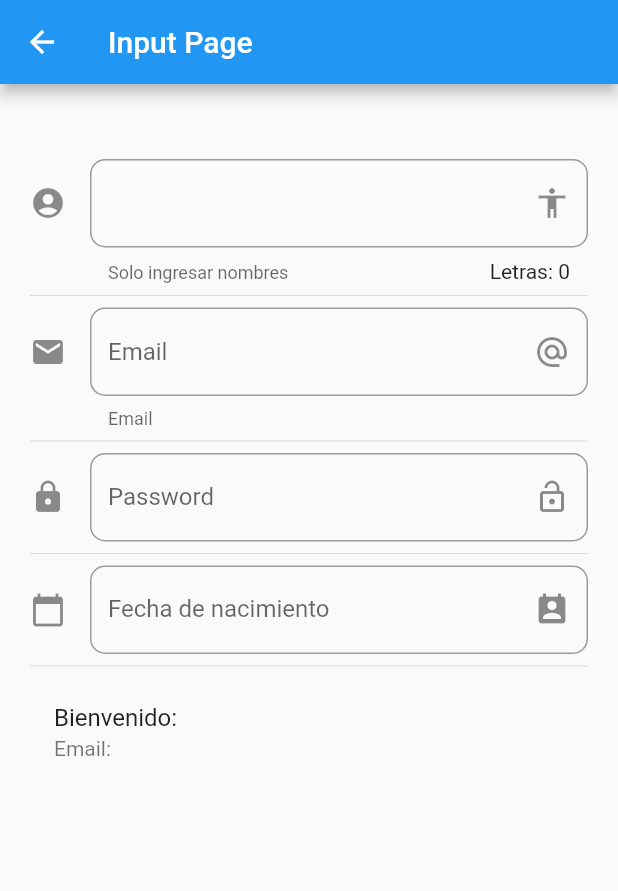
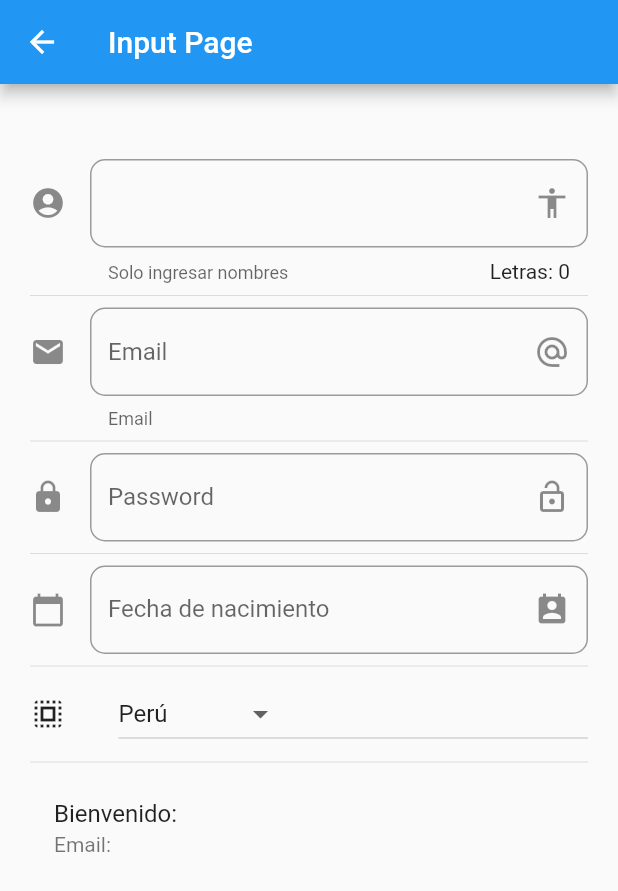
Before and after one commit to dznkos/widgets_util, a Flutter app: the screen it shows after launch, after a tap on "Input", on a phone screen of 412 x 824 dp. Shown: the top 891 px of the screen. Run offline on Flutter 3.47's test engine with Material 2 defaults, Android fonts, the phone set to English and light mode, and no system bars; network calls fail.

Commit message:
widgets_util v1.4

```diff
--- a/data/menu_opts.json
+++ b/data/menu_opts.json
@@ -25,6 +25,11 @@
         "ruta" : "input",
         "icon" : "input",
         "texto": "Input"
+      },
+      {
+        "ruta" : "slider",
+        "icon" : "tune",
+        "texto": "Slider - Checks"
       }
 
   ]
--- a/lib/main.dart
+++ b/lib/main.dart
@@ -1,5 +1,6 @@
 import 'package:flutter/material.dart';
 
+import 'package:flutter_localizations/flutter_localizations.dart';
 import 'package:componentes/src/routes/routes.dart';
 import 'package:componentes/src/pages/alert_page.dart';
 
@@ -11,6 +12,15 @@ class MyApp extends StatelessWidget {
     return MaterialApp(
       title: 'Componentes App',
       debugShowCheckedModeBanner: false,
+      localizationsDelegates: [
+        GlobalMaterialLocalizations.delegate,
+        GlobalWidgetsLocalizations.delegate,
+        GlobalCupertinoLocalizations.delegate,
+      ],
+      supportedLocales: [
+        const Locale('en', 'EN'), // English, no country code
+        const Locale('es', 'ES'), // Español
+      ],
       initialRoute: '/',
       routes: getApplicationRoutes(),
       onGenerateRoute: (settings) {
--- a/lib/src/pages/input_page.dart
+++ b/lib/src/pages/input_page.dart
@@ -10,6 +10,10 @@ class _InputPageState extends State<InputPage> {
   String _nombre ='';
   String _email ='';
   String _fecha = '';
+
+  String _opcionSeleccionada = 'Perú';
+
+  List<String> _poderes = ['Perú', 'Brasil','Puerto Rico','Rusia','EEUU','Argentina','Italia'];
 
   TextEditingController _inputFieldDateController = new TextEditingController();
 
@@ -29,6 +33,8 @@ class _InputPageState extends State<InputPage> {
           _crearPassword(),
           Divider(),
           _crearFecha(context),
+          Divider(),
+          _crearDropDown(),
           Divider(),
           _crearPersona(),
         ],
@@ -123,6 +129,39 @@ class _InputPageState extends State<InputPage> {
 
   }
 
+  List<DropdownMenuItem<String>> getOpcionesDropdown(){
+    List<DropdownMenuItem<String>> lista = new List();
+    _poderes.forEach((grado) {
+      lista.add( DropdownMenuItem(
+        child: Text(grado),
+        value: grado,
+      ));
+    });
+    return lista;
+}
+
+  Widget _crearDropDown() {
+    return Row(
+      children: [
+        Icon(Icons.select_all),
+        SizedBox(width: 35.0),
+        Expanded(
+          child: DropdownButton<String>(
+              value: _opcionSeleccionada,
+              items: getOpcionesDropdown(),
+              onChanged: (value) {
+                setState(() {
+                  _opcionSeleccionada = value;
+                });
+              },
+          ),
+        ),
+      ],
+    );
+
+  }
+
+
 
   Widget _crearPersona() {
     return ListTile(
@@ -132,20 +171,18 @@ class _InputPageState extends State<InputPage> {
   }
 
   _selectDate(BuildContext context) async{
-
     DateTime picked = await showDatePicker(
         context: context,
         initialDate: new DateTime.now(),
-        firstDate: new DateTime(2018),
-        lastDate: new DateTime(2020),
+        firstDate: new DateTime(2017),
+        lastDate: new DateTime(2021),
+        locale: Locale('es', 'ES')
     );
-
     if (picked != null){
       setState(() {
         _fecha = picked.toString();
         _inputFieldDateController.text = _fecha;
       });
-
     }
 
   }
@@ -155,4 +192,6 @@ class _InputPageState extends State<InputPage> {
 
 
 
+
+
 }
--- a/lib/src/routes/routes.dart
+++ b/lib/src/routes/routes.dart
@@ -1,5 +1,6 @@
 
 import 'package:componentes/src/pages/input_page.dart';
+import 'package:componentes/src/pages/slider_page.dart';
 import 'package:flutter/material.dart';
 
 import 'package:componentes/src/pages/home_page.dart';
@@ -17,5 +18,6 @@ import 'package:componentes/src/pages/animated_container.dart';
         'card'  : (context) => CardPage(),
         'ani'   : (context) => AnimatedContainderPage(),
         'input' : (context) => InputPage(),
+        'slider': (context) => SliderPage(),
     };
   }
--- a/lib/src/utils/icon_string_util.dart
+++ b/lib/src/utils/icon_string_util.dart
@@ -7,9 +7,10 @@ final _icons = <String, IconData>{
                 'folder_open'   : Icons.folder_open,
                 'donut_large'   : Icons.donut_large,
                 'input'         : Icons.input,
+                'tune'          : Icons.tune,
                 };
 
 
 Icon getIcon( String nombreIcono ){
-  return Icon( _icons[nombreIcono], color: Colors.indigo,);
+  return Icon( _icons[nombreIcono], color: Colors.blueAccent,);
 }
--- a/pubspec.yaml
+++ b/pubspec.yaml
@@ -22,6 +22,8 @@ environment:
 
 dependencies:
   flutter:
+    sdk: flutter
+  flutter_localizations:
     sdk: flutter
 
 
```
Also changed, not shown: lib/src/pages/slider_page.dart (added, +100 -0 lines), assets/madre.jpg (added), pubspec.lock.
